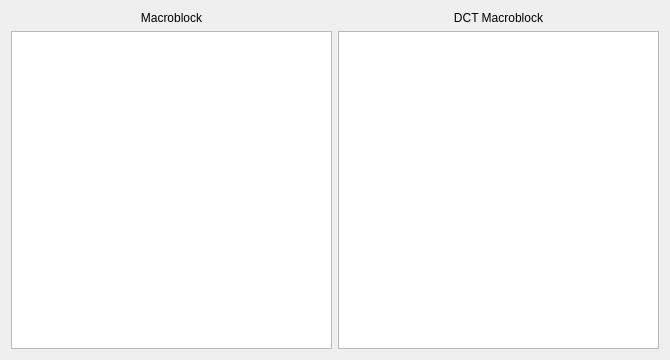
Before: the Qt Designer form codec-preview/MacroblocksWindow.ui in pszopinski/codec-preview, drawn with Qt 5.
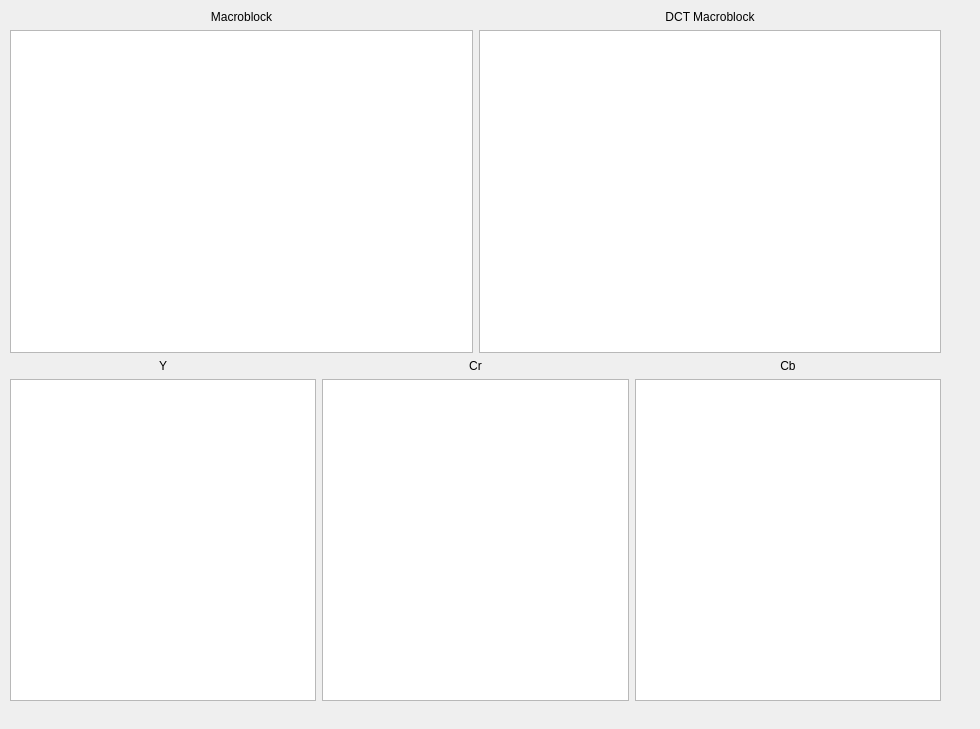
After: the same form once the commit is applied.

Commit message: add ycrcb view

Patch:
```diff
--- a/codec-preview/MacroblocksWindow.ui
+++ b/codec-preview/MacroblocksWindow.ui
@@ -6,14 +6,23 @@
    <rect>
     <x>0</x>
     <y>0</y>
-    <width>670</width>
-    <height>360</height>
+    <width>980</width>
+    <height>729</height>
    </rect>
   </property>
   <property name="windowTitle">
    <string>Form</string>
   </property>
-  <layout class="QHBoxLayout" name="horizontalLayout_2">
+  <widget class="QWidget" name="layoutWidget">
+   <property name="geometry">
+    <rect>
+     <x>10</x>
+     <y>10</y>
+     <width>931</width>
+     <height>691</height>
+    </rect>
+   </property>
+   <layout class="QVBoxLayout" name="verticalLayout_6">
    <item>
     <layout class="QHBoxLayout" name="horizontalLayout">
      <item>
@@ -66,7 +75,84 @@
      </item>
     </layout>
    </item>
-  </layout>
+    <item>
+     <layout class="QHBoxLayout" name="horizontalLayout_2">
+      <item>
+       <layout class="QVBoxLayout" name="verticalLayout_3">
+        <item>
+         <widget class="QLabel" name="label_3">
+          <property name="text">
+           <string>Y</string>
+          </property>
+          <property name="alignment">
+           <set>Qt::AlignCenter</set>
+          </property>
+         </widget>
+        </item>
+        <item>
+         <widget class="QGraphicsView" name="yView">
+          <property name="sizePolicy">
+           <sizepolicy hsizetype="Expanding" vsizetype="Expanding">
+            <horstretch>0</horstretch>
+            <verstretch>2</verstretch>
+           </sizepolicy>
+          </property>
+         </widget>
+        </item>
+       </layout>
+      </item>
+      <item>
+       <layout class="QVBoxLayout" name="verticalLayout_4">
+        <item>
+         <widget class="QLabel" name="label_4">
+          <property name="text">
+           <string>Cr</string>
+          </property>
+          <property name="alignment">
+           <set>Qt::AlignCenter</set>
+          </property>
+         </widget>
+        </item>
+        <item>
+         <widget class="QGraphicsView" name="crView">
+          <property name="sizePolicy">
+           <sizepolicy hsizetype="Expanding" vsizetype="Expanding">
+            <horstretch>0</horstretch>
+            <verstretch>2</verstretch>
+           </sizepolicy>
+          </property>
+         </widget>
+        </item>
+       </layout>
+      </item>
+      <item>
+       <layout class="QVBoxLayout" name="verticalLayout_5">
+        <item>
+         <widget class="QLabel" name="label_5">
+          <property name="text">
+           <string>Cb</string>
+          </property>
+          <property name="alignment">
+           <set>Qt::AlignCenter</set>
+          </property>
+         </widget>
+        </item>
+        <item>
+         <widget class="QGraphicsView" name="cbView">
+          <property name="sizePolicy">
+           <sizepolicy hsizetype="Expanding" vsizetype="Expanding">
+            <horstretch>0</horstretch>
+            <verstretch>2</verstretch>
+           </sizepolicy>
+          </property>
+         </widget>
+        </item>
+       </layout>
+      </item>
+     </layout>
+    </item>
+   </layout>
+  </widget>
  </widget>
  <resources/>
  <connections/>
```
Lines whose indentation alone changed are shown as unchanged. The commit also changes 3 other files.
